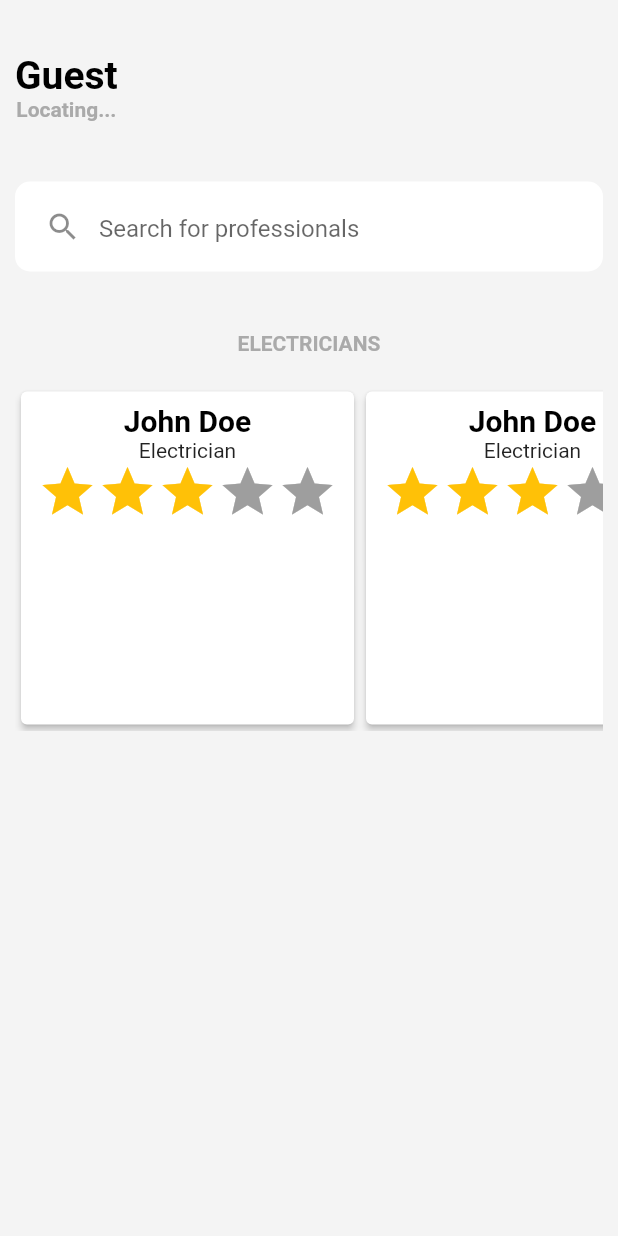
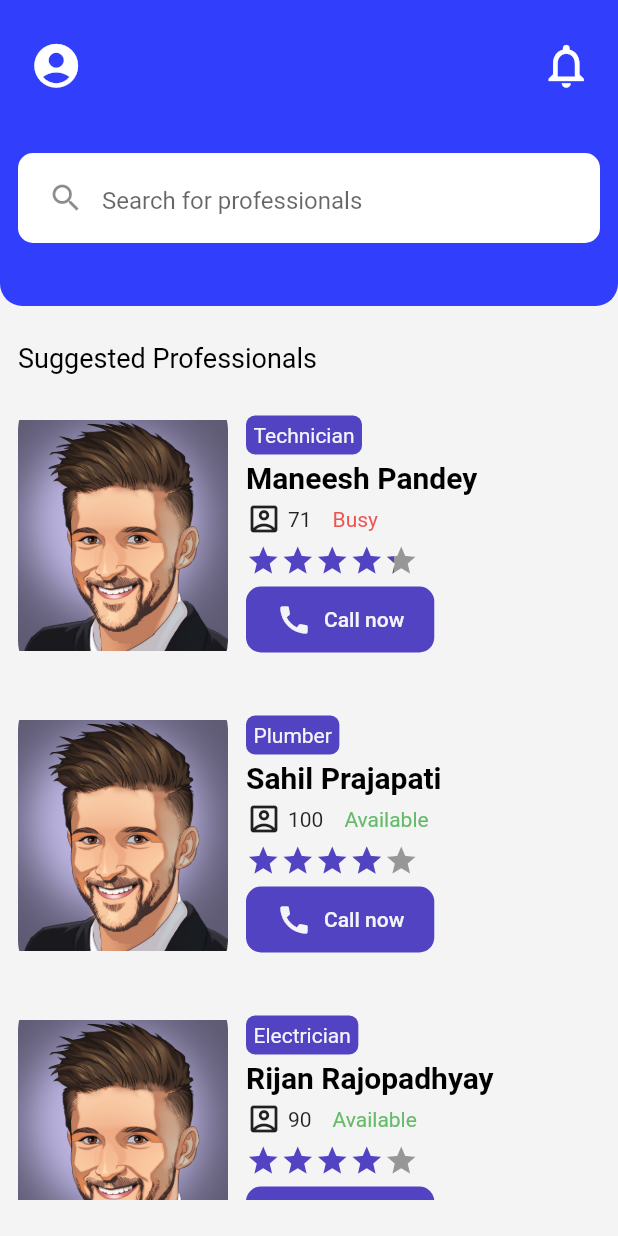
Before and after one commit to En3X/Suffice, a Flutter app: the ExplorePage screen opened directly, on a phone screen of 412 x 824 dp. Run offline on Flutter 3.47's test engine with Material 2 defaults, Android fonts, the phone set to English and light mode, and no system bars; drawn by our look-alikes of flutter_rating_bar; our stand-ins replace geocoding, geolocator.

Commit message:
Explore page UI Completed

```diff
--- a/lib/pages/explore.dart
+++ b/lib/pages/explore.dart
@@ -1,8 +1,8 @@
 import 'package:flutter/material.dart';
 import 'package:geocoding/geocoding.dart';
 import 'package:geolocator/geolocator.dart';
-import 'package:suffice/widgets/custom_card.dart';
-import 'package:suffice/widgets/search_bar.dart';
+import 'package:suffice/widgets/explore_top_section.dart';
+import 'package:suffice/widgets/suggested_professionals.dart';
 
 class ExplorePage extends StatefulWidget {
   const ExplorePage({Key? key, required this.usertype}) : super(key: key);
@@ -22,7 +22,6 @@ class _ExplorePageState extends State<ExplorePage> {
     setState(() {
       userLocation = location;
     });
-    print(userLocation);
   }
 
   Future _getLocation() async {
@@ -54,73 +53,27 @@ class _ExplorePageState extends State<ExplorePage> {
   }
 
   @override
+  void initState() {
+    super.initState();
+    _getLocation();
+  }
+
+  @override
   Widget build(BuildContext context) {
     setState(() {
       this.usertype = widget._getUsertype();
-      _getLocation();
     });
+
     String username = _getUsername();
     return SafeArea(
       child: Scaffold(
         backgroundColor: Color.fromRGBO(244, 244, 244, 1),
-        body: Padding(
-          padding: const EdgeInsets.all(10.0),
-          child: Container(
-            child: Padding(
-              padding: const EdgeInsets.symmetric(vertical: 25),
-              child: Column(
-                mainAxisAlignment: MainAxisAlignment.start,
-                crossAxisAlignment: CrossAxisAlignment.start,
-                children: [
-                  Container(
-                    child: Column(
-                      children: [
-                        Text(
-                          username,
-                          style: TextStyle(
-                              fontWeight: FontWeight.bold,
-                              fontSize: 26,
-                              color: Colors.black),
-                        ),
-                        Text(
-                          this.userLocation,
-                          style: TextStyle(
-                              fontWeight: FontWeight.bold,
-                              fontSize: 14,
-                              color: Color.fromRGBO(170, 170, 170, 1)),
-                        )
-                      ],
-                    ),
-                  ),
-                  SearchBar(),
-                  Container(
-                    child: Column(
-                      children: [
-                        Text(
-                          "ELECTRICIANS",
-                          style: TextStyle(
-                              color: Color.fromRGBO(170, 170, 170, 1),
-                              fontWeight: FontWeight.bold),
-                        ),
-                        Container(
-                          margin: EdgeInsets.symmetric(vertical: 20),
-                          child: SingleChildScrollView(
-                            scrollDirection: Axis.horizontal,
-                            child: Row(
-                              children: [
-                                CustomCard(),
-                                CustomCard(),
-                                CustomCard(),
-                              ],
-                            ),
-                          ),
-                        )
-                      ],
-                    ),
-                  )
-                ],
-              ),
-            ),
+        body: Container(
+          child: Column(
+            children: [
+              ExploreTopSection(username: username),
+              Expanded(child: SuggestedProfessionals()),
+            ],
           ),
         ),
       ),
--- /dev/null
+++ b/lib/services/professionals.dart
@@ -0,0 +1,9 @@
+class Professionals {
+  String name, profession;
+  double rating;
+  int numOfCustomers;
+  String imageLocation;
+  String availability;
+  Professionals(this.name, this.profession, this.rating, this.numOfCustomers,
+      this.imageLocation, this.availability);
+}
--- a/lib/widgets/custom_card.dart
+++ /dev/null
@@ -1,52 +0,0 @@
-import 'package:flutter/material.dart';
-import 'package:flutter_rating_bar/flutter_rating_bar.dart';
-
-class CustomCard extends StatefulWidget {
-  const CustomCard({Key? key}) : super(key: key);
-  @override
-  _CustomCardState createState() => _CustomCardState();
-}
-
-class _CustomCardState extends State<CustomCard> {
-  @override
-  Widget build(BuildContext context) {
-    String name = "John Doe";
-    String profession = "Electrician";
-    return SizedBox(
-      width: 230,
-      height: 230,
-      child: Card(
-        elevation: 2,
-        child: Padding(
-          padding: const EdgeInsets.all(8.0),
-          child: Column(
-            children: [
-              Text(
-                "$name",
-                style: TextStyle(
-                    color: Colors.black,
-                    fontWeight: FontWeight.bold,
-                    fontSize: 20),
-              ),
-              Text("$profession"),
-              RatingBar.builder(
-                initialRating: 3,
-                minRating: 1,
-                direction: Axis.horizontal,
-                allowHalfRating: true,
-                itemCount: 5,
-                itemBuilder: (context, _) => Icon(
-                  Icons.star,
-                  color: Colors.amber,
-                ),
-                onRatingUpdate: (rating) {
-                  print(rating);
-                },
-              )
-            ],
-          ),
-        ),
-      ),
-    );
-  }
-}
--- /dev/null
+++ b/lib/widgets/explore_top_section.dart
@@ -0,0 +1,30 @@
+import 'package:flutter/material.dart';
+import 'package:suffice/widgets/search_bar.dart';
+import 'package:suffice/widgets/topbar_home.dart';
+
+class ExploreTopSection extends StatefulWidget {
+  const ExploreTopSection({Key? key, required this.username}) : super(key: key);
+  final String username;
+  @override
+  ExploreTopSectionState createState() => ExploreTopSectionState();
+}
+
+class ExploreTopSectionState extends State<ExploreTopSection> {
+  @override
+  Widget build(BuildContext context) {
+    return Container(
+      decoration: BoxDecoration(
+          color: Color.fromRGBO(49, 62, 252, 1),
+          borderRadius: BorderRadius.only(
+              bottomLeft: Radius.circular(15),
+              bottomRight: Radius.circular(15))),
+      child: Padding(
+        padding: const EdgeInsets.all(12.0),
+        child: Column(children: [
+          TopBar(),
+          SearchBar(),
+        ]),
+      ),
+    );
+  }
+}
--- /dev/null
+++ b/lib/widgets/professionals_card.dart
@@ -0,0 +1,112 @@
+import 'package:flutter/material.dart';
+import 'package:flutter_rating_bar/flutter_rating_bar.dart';
+import 'package:suffice/services/professionals.dart';
+
+class ProfessionalsCard extends StatefulWidget {
+  const ProfessionalsCard({Key? key, required this.professionals})
+      : super(key: key);
+  final Professionals professionals;
+
+  @override
+  _ProfessionalsCardState createState() => _ProfessionalsCardState();
+}
+
+class _ProfessionalsCardState extends State<ProfessionalsCard> {
+  @override
+  Widget build(BuildContext context) {
+    Professionals professionals = widget.professionals;
+    return Container(
+      child: Row(
+        mainAxisAlignment: MainAxisAlignment.start,
+        crossAxisAlignment: CrossAxisAlignment.start,
+        children: [
+          ClipRRect(
+            borderRadius: BorderRadius.circular(30),
+            child: Image(
+              image: AssetImage('images/portrait.jpg'),
+              width: 140,
+              height: 200,
+            ),
+          ),
+          Padding(
+            padding: const EdgeInsets.symmetric(vertical: 20, horizontal: 12),
+            child: Container(
+              child: Column(
+                mainAxisAlignment: MainAxisAlignment.start,
+                crossAxisAlignment: CrossAxisAlignment.start,
+                children: [
+                  Container(
+                    padding: EdgeInsets.all(5),
+                    child: Text(
+                      professionals.profession,
+                      style: TextStyle(color: Color.fromRGBO(244, 244, 248, 1)),
+                    ),
+                    decoration: BoxDecoration(
+                        color: Color.fromRGBO(82, 67, 194, 1),
+                        borderRadius: BorderRadius.circular(6)),
+                  ),
+                  Container(
+                    margin: EdgeInsets.symmetric(vertical: 4),
+                    child: Text(
+                      professionals.name,
+                      style: TextStyle(
+                          color: Colors.black,
+                          fontSize: 20,
+                          fontWeight: FontWeight.w600),
+                    ),
+                  ),
+                  Container(
+                    child: Row(
+                      children: [
+                        Container(
+                          child: Icon(Icons.account_box_outlined),
+                          margin: EdgeInsets.only(right: 4),
+                        ),
+                        Text(professionals.numOfCustomers.toString()),
+                        Container(
+                          margin: EdgeInsets.only(left: 14),
+                          child: getProfessionalsAvailability(professionals),
+                        )
+                      ],
+                    ),
+                  ),
+                  Container(
+                    margin: EdgeInsets.symmetric(vertical: 4),
+                    child: RatingBarIndicator(
+                      itemBuilder: (context, index) => Icon(Icons.star,
+                          color: Color.fromRGBO(82, 67, 194, 1)),
+                      rating: professionals.rating,
+                      itemSize: 23,
+                    ),
+                  ),
+                  TextButton.icon(
+                      onPressed: () {},
+                      icon: Icon(Icons.call),
+                      label: Text("Call now", style: TextStyle(fontSize: 14)),
+                      style: ButtonStyle(
+                          shape:
+                              MaterialStateProperty.all<RoundedRectangleBorder>(
+                                  RoundedRectangleBorder(
+                                      borderRadius: BorderRadius.circular(10))),
+                          padding: MaterialStateProperty.all(
+                              EdgeInsets.symmetric(
+                                  vertical: 10, horizontal: 20)),
+                          backgroundColor: MaterialStateProperty.all<Color>(
+                              Color.fromRGBO(82, 67, 194, 1)),
+                          foregroundColor: MaterialStateProperty.all<Color>(
+                              Color.fromRGBO(244, 244, 248, 1)))),
+                ],
+              ),
+            ),
+          )
+        ],
+      ),
+    );
+  }
+}
+
+getProfessionalsAvailability(Professionals p) {
+  if (p.availability.toLowerCase() == "busy")
+    return new Text("Busy", style: TextStyle(color: Colors.red[400]));
+  return new Text("Available", style: TextStyle(color: Colors.green[400]));
+}
--- a/lib/widgets/search_bar.dart
+++ b/lib/widgets/search_bar.dart
@@ -8,24 +8,33 @@ class SearchBar extends StatefulWidget {
 }
 
 class _SearchBarState extends State<SearchBar> {
+  TextEditingController controller = TextEditingController();
+
   @override
   Widget build(BuildContext context) {
     return Container(
       decoration: BoxDecoration(
           color: Colors.white, borderRadius: BorderRadius.circular(10)),
-      margin: EdgeInsets.symmetric(vertical: 40),
+      margin: EdgeInsets.symmetric(vertical: 30),
       height: 60,
       width: MediaQuery.of(context).size.width,
       child: Padding(
         padding: const EdgeInsets.all(8.0),
         child: TextField(
+          controller: controller,
           decoration: InputDecoration(
               hintText: "Search for professionals",
               prefixIcon: Icon(Icons.search),
               border: InputBorder.none),
           autocorrect: false,
+          onEditingComplete: _editingComplete,
         ),
       ),
     );
   }
+
+  _editingComplete() {
+    // Searching will be handled here
+    print("User input: ${controller.text}");
+  }
 }
--- /dev/null
+++ b/lib/widgets/suggested_professionals.dart
@@ -0,0 +1,76 @@
+import 'package:flutter/material.dart';
+import 'package:suffice/services/professionals.dart';
+import 'package:suffice/widgets/professionals_card.dart';
+
+class SuggestedProfessionals extends StatefulWidget {
+  const SuggestedProfessionals({Key? key}) : super(key: key);
+
+  @override
+  _SuggestedProfessionalsState createState() => _SuggestedProfessionalsState();
+}
+
+class _SuggestedProfessionalsState extends State<SuggestedProfessionals> {
+  @override
+  Widget build(BuildContext context) {
+    return Padding(
+        padding: const EdgeInsets.all(12.0),
+        child: Container(
+            margin: EdgeInsets.symmetric(vertical: 12),
+            child: Column(
+              mainAxisAlignment: MainAxisAlignment.start,
+              crossAxisAlignment: CrossAxisAlignment.start,
+              children: [
+                Padding(
+                  padding: const EdgeInsets.only(bottom: 8),
+                  child: Text("Suggested Professionals",
+                      style: TextStyle(color: Colors.black, fontSize: 18)),
+                ),
+                Expanded(
+                  flex: 1,
+                  child: SingleChildScrollView(
+                    scrollDirection: Axis.vertical,
+                    child: Column(
+                      children: <Widget>[
+                        Container(
+                          child: ProfessionalsCard(
+                              professionals: new Professionals("Maneesh Pandey",
+                                  "Technician", 4.3, 71, "", "Busy")),
+                        ),
+                        Container(
+                          child: ProfessionalsCard(
+                              professionals: new Professionals(
+                                  "Sahil Prajapati",
+                                  "Plumber",
+                                  3.9,
+                                  100,
+                                  "",
+                                  "Available")),
+                        ),
+                        Container(
+                          child: ProfessionalsCard(
+                              professionals: new Professionals(
+                                  "Rijan Rajopadhyay",
+                                  "Electrician",
+                                  4.1,
+                                  90,
+                                  "",
+                                  "Available")),
+                        ),
+                        Container(
+                          child: ProfessionalsCard(
+                              professionals: new Professionals(
+                                  "Ayush Manandhar",
+                                  "Maid",
+                                  4.5,
+                                  123,
+                                  "",
+                                  "Busy")),
+                        ),
+                      ],
+                    ),
+                  ),
+                ),
+              ],
+            )));
+  }
+}
--- /dev/null
+++ b/lib/widgets/topbar_home.dart
@@ -0,0 +1,30 @@
+import 'package:flutter/material.dart';
+
+class TopBar extends StatefulWidget {
+  const TopBar({Key? key}) : super(key: key);
+
+  @override
+  _TopBarState createState() => _TopBarState();
+}
+
+class _TopBarState extends State<TopBar> {
+  @override
+  Widget build(BuildContext context) {
+    return Container(
+      width: MediaQuery.of(context).size.width,
+      height: 60,
+      child: Row(
+        mainAxisAlignment: MainAxisAlignment.spaceBetween,
+        children: [
+          IconButton(
+              onPressed: () {},
+              icon: Icon(Icons.account_circle, size: 35, color: Colors.white)),
+          IconButton(
+              onPressed: () {},
+              icon: Icon(Icons.notifications_none_outlined,
+                  size: 35, color: Colors.white))
+        ],
+      ),
+    );
+  }
+}
```
Also changed, not shown: images/defaultUserIcon.png (added), images/portrait.jpg (added), images/user.jpg (added).
